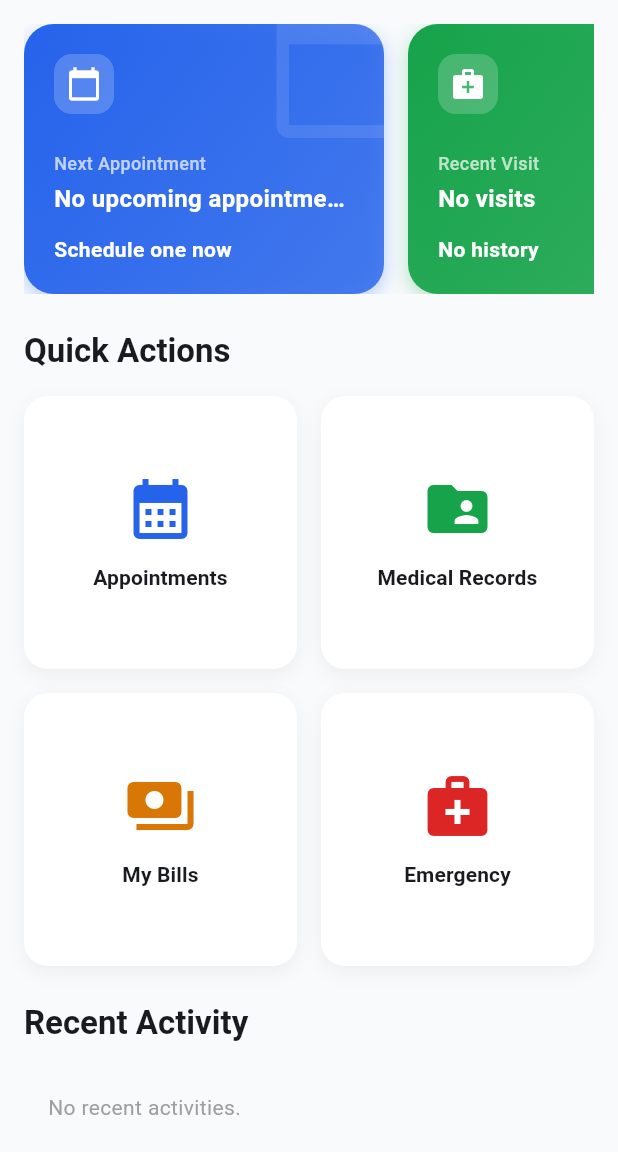
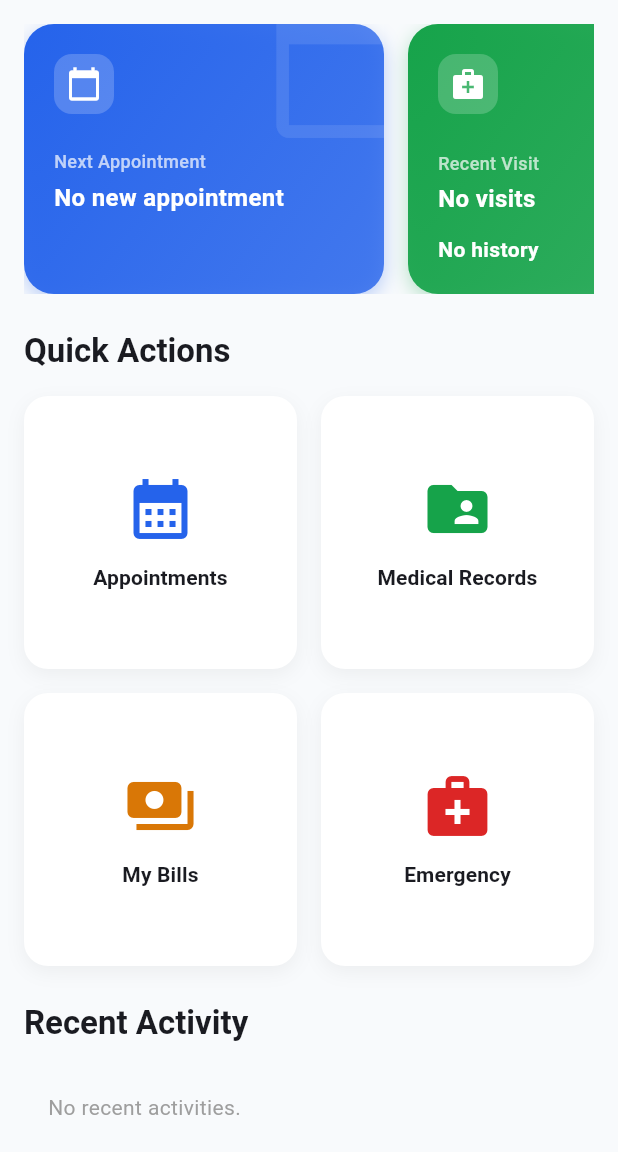
Before and after one commit to rkbyoo/Medilocker, a Flutter app: the DashboardScreen screen opened directly, on a phone screen of 412 x 824 dp, the part 84-1236 px from its top. Run offline on Flutter 3.47's test engine with Material 3 defaults, Android fonts, the phone set to English and light mode, and no system bars; our stand-ins replace pdf, printing, qr_flutter, share_plus, shared_preferences; missing offline and left inert: add_2_calendar, maps_launcher; accounts and stored records are empty; network calls fail.

```diff
--- a/app-client/lib/screens/home/dashboard_screen.dart
+++ b/app-client/lib/screens/home/dashboard_screen.dart
@@ -56,48 +56,24 @@ class _DashboardScreenState extends State<DashboardScreen> {
       return name.toLowerCase().startsWith('dr') ? name : 'Dr. $name';
     }
 
+    // 1. Next Appointment / Follow-up Logic (ONLY from visits)
     DateTime? nextDateTime;
-    String nextApptSubtitle = 'No upcoming appointments';
-    String nextApptDetail = 'Schedule one now';
+    String nextApptSubtitle = 'No new appointment';
+    String nextApptDetail = '';
 
-    // Check formal appointments
-    var upcomingAppts = provider.appointments.where((a) {
-      if (a.scheduledDateTime.isEmpty) return false;
-      if (a.status.toLowerCase() == 'completed' ||
-          a.status.toLowerCase() == 'cancelled') {
-        return false;
-      }
-
-      try {
-        return DateTime.parse(a.scheduledDateTime).toLocal().isAfter(now);
-      } catch (e) {
-        // Ignore parse errors
-        return false;
-      }
-    }).toList();
-    upcomingAppts.sort(
-      (a, b) => a.scheduledDateTime.compareTo(b.scheduledDateTime),
-    );
-
-    if (upcomingAppts.isNotEmpty) {
-      final a = upcomingAppts.first;
-      nextDateTime = DateTime.parse(a.scheduledDateTime).toLocal();
-      nextApptSubtitle = a.doctor.fullName.isNotEmpty
-          ? formatDoc(a.doctor.fullName)
-          : 'Upcoming Appointment';
-      nextApptDetail = DateFormat('MMM d, h:mm a').format(nextDateTime);
-    }
-
-    // Include next_visit_date from visits if it's sooner or no appointment exists
+    // Per user request: Read ONLY from next_visit_date in visit table
+    // Ignore formal appointments table as the app is only for tracking, not scheduling.
     for (var v in provider.visits) {
       if (v.nextVisitDate != null && v.nextVisitDate!.isNotEmpty) {
         try {
           DateTime nvDate = DateTime.parse(v.nextVisitDate!).toLocal();
           DateTime nvDay = DateTime(nvDate.year, nvDate.month, nvDate.day);
 
-          // Constraint: keep showing if today, hide if crossed (greater or crossed then no appointments)
-          if (!nvDay.isBefore(today)) {
-            // Pick the earliest available date
+          // User Instruction: "check if the date/time is greater than now then no need to show it (just show no new appointment)"
+          // We also naturally hide dates that are in the past as they are no longer "next".
+          // So we only show if it is exactly today (or not greater than now).
+          if (!nvDate.isAfter(now) && !nvDay.isBefore(today)) {
+            // Pick the earliest available date that fits the criteria
             if (nextDateTime == null || nvDate.isBefore(nextDateTime)) {
               nextDateTime = nvDate;
               nextApptSubtitle = v.doctor.fullName.isNotEmpty
```
